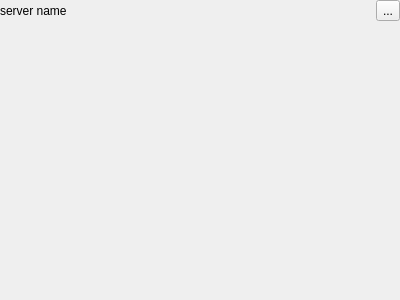
Old version of the form ui/JenkinsServerFrame.ui in the repository germaniumhq/felix.
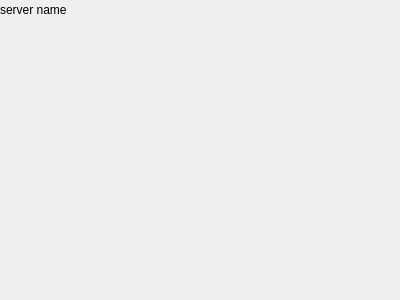
New version of the form.

Commit message: Removed unused button.

```diff
--- a/ui/JenkinsServerFrame.ui
+++ b/ui/JenkinsServerFrame.ui
@@ -48,13 +48,6 @@
        </property>
       </spacer>
      </item>
-     <item>
-      <widget class="QToolButton" name="configure_server_button">
-       <property name="text">
-        <string>...</string>
-       </property>
-      </widget>
-     </item>
     </layout>
    </item>
    <item>
```
The commit also changes 13 other files.
